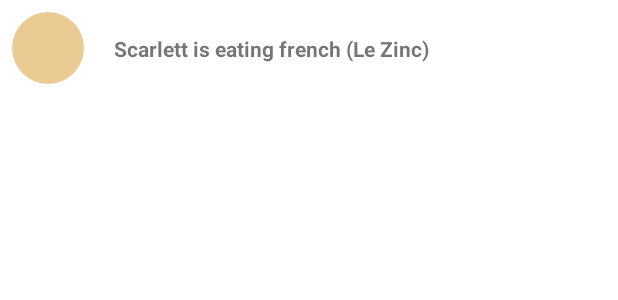
After one commit to benlinux1/017_BenoitVINCENT-Go4Lunch, an Android app: the layout item_workmates_list.xml on its own in the app's theme, with its tools: preview values and no code run, on a phone screen of 412 x 824 dp. The commit adds this screen. Shown: the top 300 px of the screen. Run offline under Robolectric (Android 15) with nearby library versions, the light colour scheme and no system bars.

Commit message:
Init WorkmatesFragment & item divider

```diff
--- /dev/null
+++ b/app/src/main/res/drawable/background_workmate_avatar.xml
@@ -0,0 +1,5 @@
+<?xml version="1.0" encoding="utf-8"?>
+<shape xmlns:android="http://schemas.android.com/apk/res/android"
+    android:shape="oval">
+    <solid android:color="@color/colorSand" />
+</shape>
--- /dev/null
+++ b/app/src/main/res/layout/item_workmates_list.xml
@@ -0,0 +1,55 @@
+<?xml version="1.0" encoding="utf-8"?>
+<androidx.constraintlayout.widget.ConstraintLayout xmlns:android="http://schemas.android.com/apk/res/android"
+    xmlns:app="http://schemas.android.com/apk/res-auto"
+    xmlns:tools="http://schemas.android.com/tools"
+    android:id="@+id/workmate_item"
+    android:layout_width="match_parent"
+    android:background="@color/white"
+    android:layout_height="wrap_content"
+    android:layout_marginVertical="@dimen/small_margin"
+    android:layout_marginHorizontal="@dimen/small_margin">
+
+            <androidx.appcompat.widget.AppCompatImageView
+                android:id="@+id/workmate_avatar"
+                android:layout_width="48dp"
+                android:layout_height="48dp"
+                app:layout_constraintStart_toStartOf="parent"
+                app:layout_constraintTop_toTopOf="parent"
+                app:layout_constraintBottom_toBottomOf="parent"
+                android:layout_alignParentStart="true"
+                android:layout_centerVertical="true"
+                android:backgroundTint="@color/white"
+                android:src="@drawable/background_workmate_avatar"
+                tools:tint="@color/colorSand" />
+
+            <TextView
+                android:id="@+id/workmate_name"
+                android:layout_width="wrap_content"
+                android:layout_height="wrap_content"
+                app:layout_constraintStart_toEndOf="@id/workmate_avatar"
+                app:layout_constraintTop_toTopOf="parent"
+                app:layout_constraintBottom_toBottomOf="parent"
+                android:layout_marginStart="@dimen/default_medium_margin"
+                android:ellipsize="end"
+                android:lines="1"
+                android:textStyle="bold"
+                android:textSize="@dimen/higher_text_size"
+                tools:text="@string/workmates_text_eating" />
+
+            <TextView
+                android:id="@+id/workmate_id"
+                android:layout_width="wrap_content"
+                android:layout_height="wrap_content"
+                app:layout_constraintStart_toEndOf="@id/workmate_name"
+                app:layout_constraintTop_toTopOf="parent"
+                app:layout_constraintBottom_toBottomOf="parent"
+                android:layout_marginStart="@dimen/default_medium_margin"
+                android:ellipsize="end"
+                android:lines="1"
+                android:textStyle="bold"
+                android:textSize="@dimen/higher_text_size"
+                android:visibility="gone" />
+
+
+
+</androidx.constraintlayout.widget.ConstraintLayout>
--- a/app/src/main/res/navigation/mobile_navigation.xml
+++ b/app/src/main/res/navigation/mobile_navigation.xml
@@ -20,6 +20,6 @@
     <fragment
         android:id="@+id/navigation_workmates"
         android:name="com.benlinux.go4lunch.ui.fragments.WorkmatesFragment"
-        android:label="@string/bottom_navigation_workmates"
+        android:label="@string/workmates_activity_label"
         tools:layout="@layout/fragment_workmates" />
 </navigation>
--- a/app/src/main/res/values/strings.xml
+++ b/app/src/main/res/values/strings.xml
@@ -94,6 +94,10 @@
     <string name="search_bar_hint">Search restaurants</string>
 
 
+    // WORKMATES FRAGMENT
+    <string name="workmates_text_eating">Scarlett is eating french (Le Zinc)</string>
+
+
 
 
 
```
Also changed, not shown: app/src/main/java/com/benlinux/go4lunch/ui/adapters/WorkmateAdapter.java (added, +172 -0 lines), app/src/main/java/com/benlinux/go4lunch/ui/fragments/WorkmatesFragment.java (+51 -9 lines), app/src/main/java/com/benlinux/go4lunch/ui/models/Workmate.java (added, +52 -0 lines), app/src/main/res/layout/fragment_workmates.xml (+15 -0 lines).
